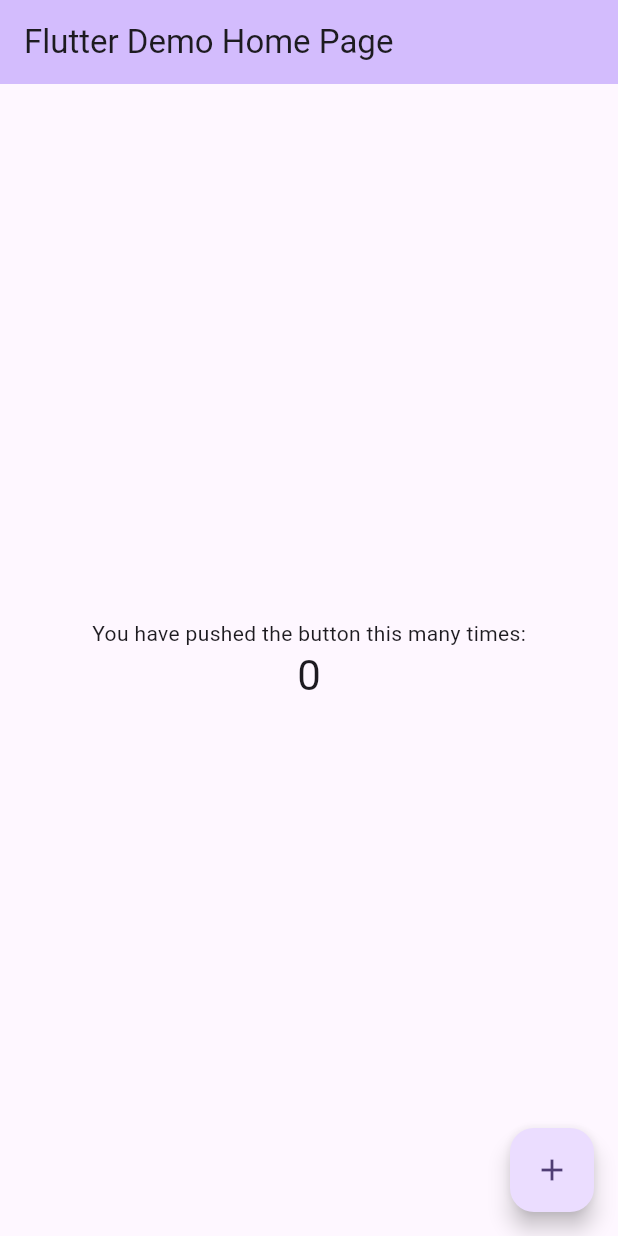
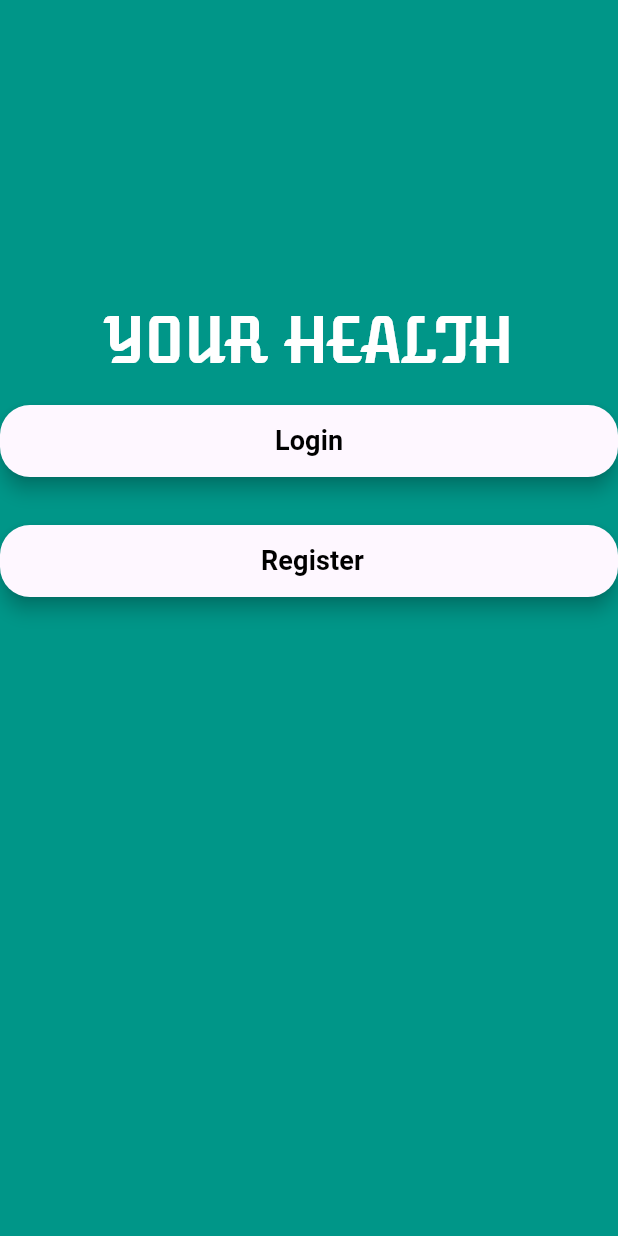
Before and after one commit to ezedin130/pharmaapp, a Flutter app: the screen it shows after launch, on a phone screen of 412 x 824 dp. Run offline on Flutter 3.47's test engine with Material 3 defaults, Android fonts, the phone set to English and light mode, and no system bars; drawn by our look-alikes of animated_text_kit.

Commit message:
new file:   lib/Constants.dart 	new file:   lib/Screens/LoginScreen.dart 	new file:   lib/Screens/RegisterScreen.dart 	new file:   lib/Screens/WelcomeScreen.dart 	new file:   lib/Services/Texts.dart 	new file:   lib/fonts/AtomicAge-Regular.ttf 	modified:   lib/main.dart 	modified:   pubspec.lock 	modified:   pubspec.yaml

```diff
--- /dev/null
+++ b/lib/Screens/WelcomeScreen.dart
@@ -0,0 +1,117 @@
+// ignore_for_file: prefer_const_constructors, prefer_const_literals_to_create_immutables, use_key_in_widget_constructors, must_be_immutable
+
+import 'package:flutter/material.dart';
+import 'package:animated_text_kit/animated_text_kit.dart';
+import 'package:pharma/Screens/RegisterScreen.dart';
+import 'package:pharma/Screens/LoginScreen.dart';
+
+class WelcomeScreen extends StatefulWidget {
+  static const id = 'welcome';
+//color #4C81A7
+  @override
+  State<WelcomeScreen> createState() => _WelcomeScreenState();
+}
+
+class _WelcomeScreenState extends State<WelcomeScreen>
+    with SingleTickerProviderStateMixin {
+  late AnimationController controller;
+  late Animation animation;
+  @override
+  void initState() {
+    controller =
+        AnimationController(vsync: this, duration: Duration(seconds: 3));
+
+    animation = ColorTween(begin: Colors.lightBlueAccent, end: Colors.teal)
+        .animate(controller);
+
+    controller.forward();
+
+    controller.addListener(() {
+      setState(() {});
+    });
+    super.initState();
+  }
+
+  @override
+  void dispose() {
+    controller.dispose();
+    super.dispose();
+  }
+
+  @override
+  Widget build(BuildContext context) {
+    return Scaffold(
+        backgroundColor: animation.value,
+        body: SafeArea(
+          child: Padding(
+              padding: const EdgeInsets.only(top: 200.0, bottom: 32.0),
+              child: Column(
+                children: [
+                  DefaultTextStyle(
+                    style: TextStyle(
+                        fontSize: 40.0,
+                        fontFamily: 'AtomicAge',
+                        fontWeight: FontWeight.bold),
+                    child: AnimatedTextKit(
+                      animatedTexts: [
+                        TypewriterAnimatedText('YOUR HEALTH',
+                            speed: Duration(milliseconds: 500)),
+                        TypewriterAnimatedText('OUR PRIORITY',
+                            speed: Duration(milliseconds: 500)),
+                      ],
+                      repeatForever: true,
+                    ),
+                  ),
+                  MatContainer(
+                    text: 'Login',
+                    onp: () {
+                      Navigator.pushNamed(context, LoginScreen.id);
+                    },
+                  ),
+                  MatContainer(
+                    text: ' Register',
+                    onp: () {
+                      Navigator.pushNamed(context, RegisterScreen.id);
+                    },
+                  )
+                ],
+              )),
+        ));
+  }
+}
+
+class MatContainer extends StatelessWidget {
+  MatContainer({required this.text, required this.onp});
+  String text;
+  Function() onp;
+
+  bool hovered = false;
+
+  @override
+  Widget build(BuildContext context) {
+    return Container(
+      padding: EdgeInsets.symmetric(vertical: 16.0),
+      child: Column(
+        mainAxisAlignment: MainAxisAlignment.center,
+        crossAxisAlignment: CrossAxisAlignment.stretch,
+        children: [
+          Material(
+            elevation: 5.0,
+            borderRadius: BorderRadius.circular(20.0),
+            child: MaterialButton(
+              onPressed: onp,
+              child: Text(
+                text,
+                style: TextStyle(
+                  color: Colors.black,
+                  fontSize: 18.0,
+                  fontWeight: FontWeight.bold,
+                ),
+              ),
+            ),
+          ),
+        ],
+      ),
+    );
+  }
+}
--- /dev/null
+++ b/lib/Services/Texts.dart
@@ -0,0 +1,70 @@
+// ignore_for_file: non_constant_identifier_names
+
+//import 'dart:math';
+
+class Texts {
+  // Texts({required this.number});
+  //final Random_Number =  Random();
+  //Random_Number
+
+  int number = 0;
+  List Regtext = [
+    "Join Us in Simplifying Your Health Journey",
+    "Sign Up for Effortless Health Access",
+    "Bringing Health & Wellness Closer to You",
+    "Start Your Journey to Better Health Today",
+    "Empowering Your Health, One Tap at a Time",
+    "Your Health Partner Begins Here – Register Now",
+    "Quality Care, Just a Sign-Up Away",
+    "Join the App That Cares for You",
+    "Where Health Meets Technology – Join Now",
+    "Your Wellness Journey Starts with a Simple Step",
+    "Reliable Health Support, Personalized for You",
+    "Effortless Access to Trusted Pharmacy Care",
+    "A Healthier Life Begins with a Simple Tap",
+    "Your Partner in Health Starts Here",
+    "Sign Up for Easy, Convenient Care",
+    "Unlock a World of Health & Convenience",
+    "Join the Community that Cares",
+    "Start Your Path to a Healthier You",
+    "Register for 24/7 Health Access",
+    "Quality, Convenience, and Care – Right Here"
+  ];
+  List Logtext = [
+    "Welcome Back to Hassle-Free Health"
+        "Log In to Access Care at Your Fingertips"
+        "Your Trusted Pharmacy Awaits"
+        "Back to Health with Just One Tap"
+        "Log In for Personalized Pharmacy Support"
+        "Seamless Care Starts Here"
+        "Your Health Essentials, Just a Login Away"
+        "Welcome Back to Simple, Secure Health Access"
+        "Continue Your Path to Wellness"
+        "Your Health Journey Awaits – Log In"
+        "Log In and Get Back to What Matters"
+        "Access Your Health Records and Refills"
+        "Here for Your Health, Every Time You Log In"
+        "Reconnecting You to Wellness"
+        "Your Pharmacy, Always Ready – Log In Now"
+        "The App That Cares – Just One Tap Away"
+        "Access Care and Convenience, Anytime"
+        "Log In to a World of Health Resources"
+        "Here to Support Your Health Goals"
+        "Welcome Back to Your Personal Health Hub"
+  ];
+  String getRegRandomtext(int number) {
+    if (number >= 0 && number < Regtext.length) {
+      return Regtext[number];
+    } else {
+      return "Invalid number";
+    }
+  }
+
+  String getLogRandomtext(int number) {
+    if (number >= 0 && number < Logtext.length) {
+      return Logtext[number];
+    } else {
+      return "Invalid number";
+    }
+  }
+}
--- a/lib/main.dart
+++ b/lib/main.dart
@@ -1,4 +1,7 @@
 import 'package:flutter/material.dart';
+import 'package:pharma/Screens/LoginScreen.dart';
+import 'package:pharma/Screens/WelcomeScreen.dart';
+import 'package:pharma/Screens/RegisterScreen.dart';
 
 void main() {
   runApp(const MyApp());
@@ -7,119 +10,16 @@ void main() {
 class MyApp extends StatelessWidget {
   const MyApp({super.key});
 
-  // This widget is the root of your application.
   @override
   Widget build(BuildContext context) {
     return MaterialApp(
-      title: 'Flutter Demo',
-      theme: ThemeData(
-        // This is the theme of your application.
-        //
-        // TRY THIS: Try running your application with "flutter run". You'll see
-        // the application has a purple toolbar. Then, without quitting the app,
-        // try changing the seedColor in the colorScheme below to Colors.green
-        // and then invoke "hot reload" (save your changes or press the "hot
-        // reload" button in a Flutter-supported IDE, or press "r" if you used
-        // the command line to start the app).
-        //
-        // Notice that the counter didn't reset back to zero; the application
-        // state is not lost during the reload. To reset the state, use hot
-        // restart instead.
-        //
-        // This works for code too, not just values: Most code changes can be
-        // tested with just a hot reload.
-        colorScheme: ColorScheme.fromSeed(seedColor: Colors.deepPurple),
-        useMaterial3: true,
-      ),
-      home: const MyHomePage(title: 'Flutter Demo Home Page'),
+      theme: ThemeData.light(),
+      initialRoute: WelcomeScreen.id,
+      routes: {
+        WelcomeScreen.id: (context) => WelcomeScreen(),
+        RegisterScreen.id: (context) => RegisterScreen(),
+        LoginScreen.id: (context) => LoginScreen()
+      },
     );
   }
 }
-
-class MyHomePage extends StatefulWidget {
-  const MyHomePage({super.key, required this.title});
-
-  // This widget is the home page of your application. It is stateful, meaning
-  // that it has a State object (defined below) that contains fields that affect
-  // how it looks.
-
-  // This class is the configuration for the state. It holds the values (in this
-  // case the title) provided by the parent (in this case the App widget) and
-  // used by the build method of the State. Fields in a Widget subclass are
-  // always marked "final".
-
-  final String title;
-
-  @override
-  State<MyHomePage> createState() => _MyHomePageState();
-}
-
-class _MyHomePageState extends State<MyHomePage> {
-  int _counter = 0;
-
-  void _incrementCounter() {
-    setState(() {
-      // This call to setState tells the Flutter framework that something has
-      // changed in this State, which causes it to rerun the build method below
-      // so that the display can reflect the updated values. If we changed
-      // _counter without calling setState(), then the build method would not be
-      // called again, and so nothing would appear to happen.
-      _counter++;
-    });
-  }
-
-  @override
-  Widget build(BuildContext context) {
-    // This method is rerun every time setState is called, for instance as done
-    // by the _incrementCounter method above.
-    //
-    // The Flutter framework has been optimized to make rerunning build methods
-    // fast, so that you can just rebuild anything that needs updating rather
-    // than having to individually change instances of widgets.
-    return Scaffold(
-      appBar: AppBar(
-        // TRY THIS: Try changing the color here to a specific color (to
-        // Colors.amber, perhaps?) and trigger a hot reload to see the AppBar
-        // change color while the other colors stay the same.
-        backgroundColor: Theme.of(context).colorScheme.inversePrimary,
-        // Here we take the value from the MyHomePage object that was created by
-        // the App.build method, and use it to set our appbar title.
-        title: Text(widget.title),
-      ),
-      body: Center(
-        // Center is a layout widget. It takes a single child and positions it
-        // in the middle of the parent.
-        child: Column(
-          // Column is also a layout widget. It takes a list of children and
-          // arranges them vertically. By default, it sizes itself to fit its
-          // children horizontally, and tries to be as tall as its parent.
-          //
-          // Column has various properties to control how it sizes itself and
-          // how it positions its children. Here we use mainAxisAlignment to
-          // center the children vertically; the main axis here is the vertical
-          // axis because Columns are vertical (the cross axis would be
-          // horizontal).
-          //
-          // TRY THIS: Invoke "debug painting" (choose the "Toggle Debug Paint"
-          // action in the IDE, or press "p" in the console), to see the
-          // wireframe for each widget.
-          mainAxisAlignment: MainAxisAlignment.center,
-          children: <Widget>[
-            const Text(
-              'You have pushed the button this many times:',
-            ),
-            Text(
-              '$_counter',
-              style: Theme.of(context).textTheme.headlineMedium,
-            ),
-          ],
-        ),
-      ),
-      floatingActionButton: FloatingActionButton(
-        onPressed: _incrementCounter,
-        tooltip: 'Increment',
-        child: const Icon(Icons.add),
-      ), // This trailing comma makes auto-formatting nicer for build methods.
-    );
-  }
-}
```
Also changed, not shown: lib/Constants.dart (added, +15 -0 lines), lib/Screens/LoginScreen.dart (added, +80 -0 lines), lib/Screens/RegisterScreen.dart (added, +80 -0 lines), pubspec.yaml (+5 -30 lines), lib/fonts/AtomicAge-Regular.ttf (added), pubspec.lock.
